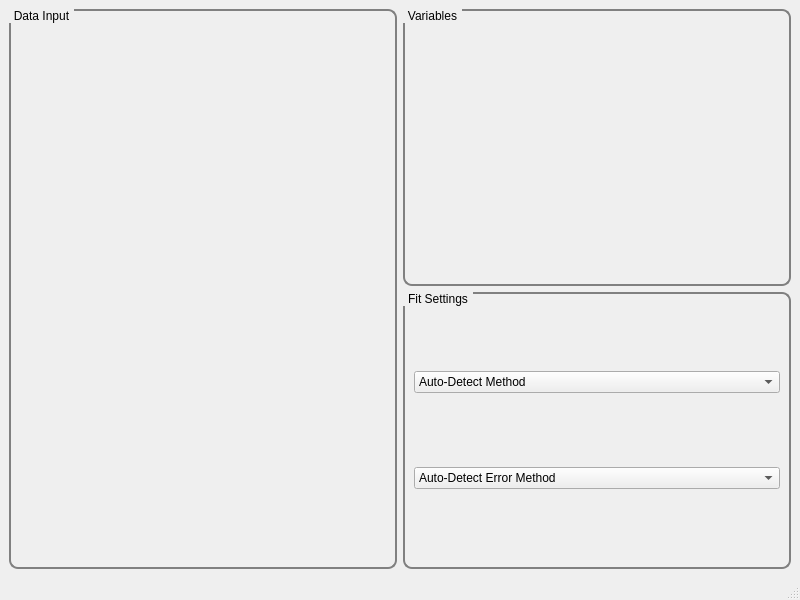
Qt form gui/mainwindow.ui (Lunderberg/pythoth) before a commit.
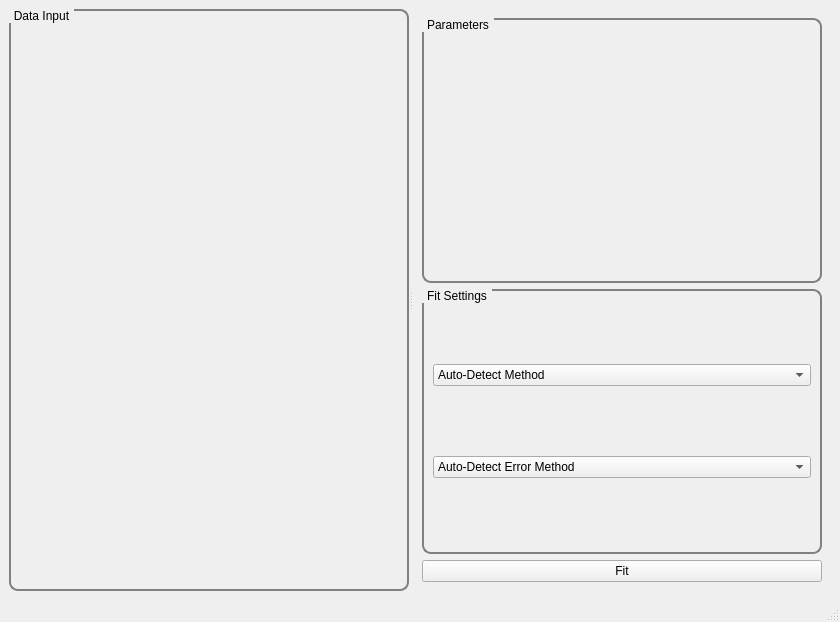
The same form after that commit.

Diff of the .ui file:
```diff
--- a/gui/mainwindow.ui
+++ b/gui/mainwindow.ui
@@ -6,8 +6,8 @@
    <rect>
     <x>0</x>
     <y>0</y>
-    <width>800</width>
-    <height>600</height>
+    <width>830</width>
+    <height>622</height>
    </rect>
   </property>
   <property name="windowTitle">
@@ -28,22 +28,45 @@
 }</string>
    </property>
    <layout class="QGridLayout" name="gridLayout">
-    <item row="0" column="0" rowspan="2">
+    <item row="0" column="0">
+     <widget class="QSplitter" name="splitter">
+      <property name="orientation">
+       <enum>Qt::Horizontal</enum>
+      </property>
      <widget class="QGroupBox" name="placeholder">
+       <property name="minimumSize">
+        <size>
+         <width>400</width>
+         <height>0</height>
+        </size>
+       </property>
       <property name="title">
        <string>Data Input</string>
       </property>
       <layout class="QGridLayout" name="gridLayout_3"/>
      </widget>
-    </item>
-    <item row="0" column="1">
+      <widget class="QFrame" name="frame">
+       <property name="frameShape">
+        <enum>QFrame::NoFrame</enum>
+       </property>
+       <property name="frameShadow">
+        <enum>QFrame::Plain</enum>
+       </property>
+       <layout class="QVBoxLayout" name="verticalLayout">
+        <item>
      <widget class="QGroupBox" name="variables_box">
+          <property name="minimumSize">
+           <size>
+            <width>400</width>
+            <height>0</height>
+           </size>
+          </property>
       <property name="title">
-       <string>Variables</string>
+           <string>Parameters</string>
       </property>
      </widget>
     </item>
-    <item row="1" column="1">
+        <item>
      <widget class="QGroupBox" name="groupBox_3">
       <property name="title">
        <string>Fit Settings</string>
@@ -90,6 +113,17 @@
       </layout>
      </widget>
     </item>
+        <item>
+         <widget class="QPushButton" name="fit_button">
+          <property name="text">
+           <string>Fit</string>
+          </property>
+         </widget>
+        </item>
+       </layout>
+      </widget>
+     </widget>
+    </item>
    </layout>
   </widget>
   <widget class="QMenuBar" name="menubar">
```
Left out of the diff: 8 changed lines with no effect on the pictures. Lines whose indentation alone changed are shown as unchanged.
